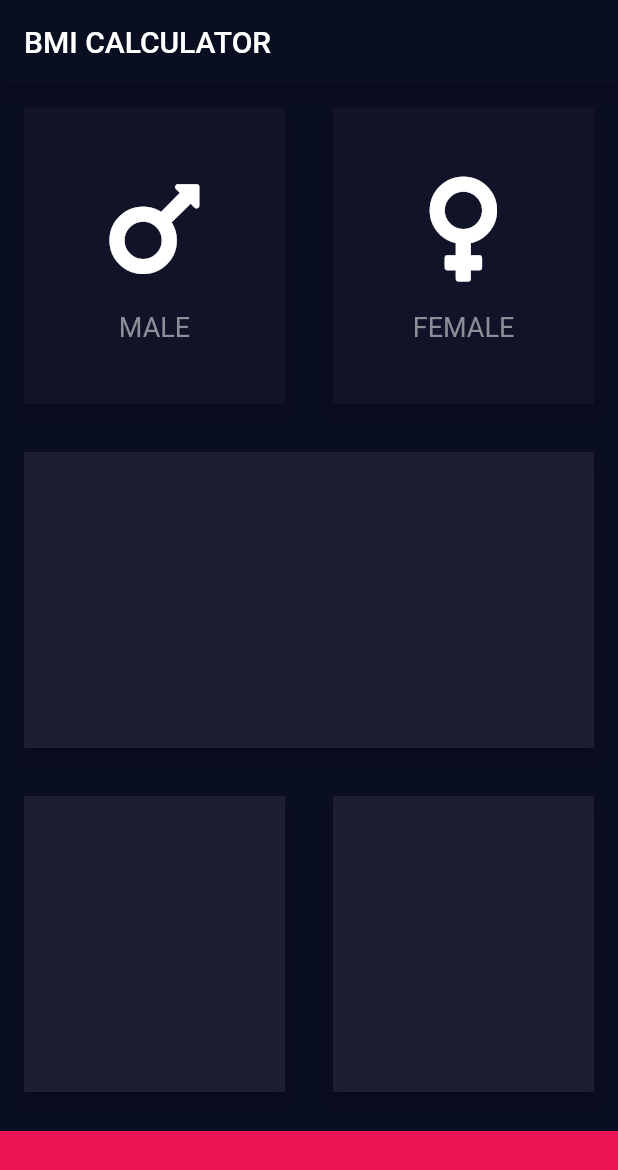
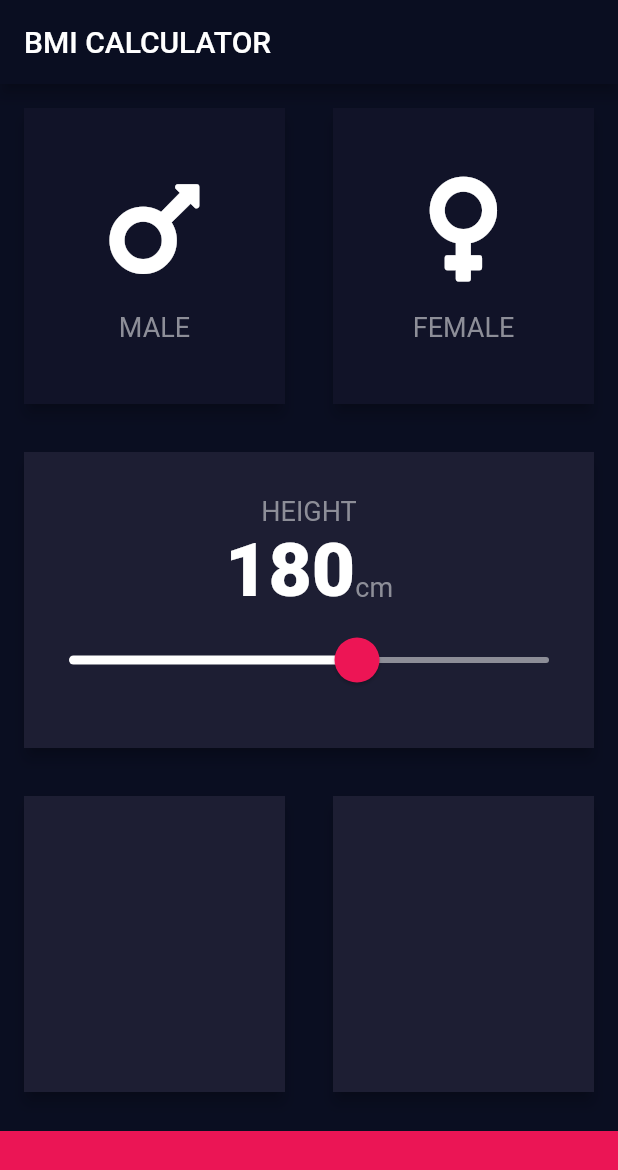
Before and after one commit to VivekV95/bmi-calculator-flutter, a Flutter app: the screen it shows after launch, on a phone screen of 412 x 824 dp. Shown: the top 1170 px of the screen. Run offline on Flutter 3.47's test engine with Material 2 defaults, Android fonts, the phone set to English and light mode, and no system bars; our stand-ins replace font_awesome_flutter.

Commit message:
Create slider that displays height

```diff
--- /dev/null
+++ b/lib/constants.dart
@@ -0,0 +1,19 @@
+import 'package:flutter/material.dart';
+
+const kLabelTextStyle = TextStyle(
+  fontSize: 18,
+  color: Color(0xff8d8e98),
+);
+
+const kMeasurementTextStyle = TextStyle(
+  fontSize: 50,
+  fontWeight: FontWeight.w900,
+);
+
+const kBottomContainerHeight = 70.0;
+const kActiveCardColor = 0xff1d1e33;
+const kInactiveCardColor = 0xff111328;
+const kBottomContainerColor = 0xffeb1555;
+
+const kMinSliderHeight = 120.0;
+const kMaxSliderHeight = 220.0;
--- a/lib/input_page.dart
+++ b/lib/input_page.dart
@@ -3,10 +3,7 @@ import 'package:bmi_calculator/reusable_card_content.dart';
 import 'package:flutter/material.dart';
 import 'package:font_awesome_flutter/font_awesome_flutter.dart';
 
-const bottomContainerHeight = 70.0;
-const activeCardColor = 0xff1d1e33;
-const inactiveCardColor = 0xff111328;
-const bottomContainerColor = 0xffeb1555;
+import 'constants.dart';
 
 enum Gender { male, female }
 
@@ -17,6 +14,7 @@ class InputPage extends StatefulWidget {
 
 class _InputPageState extends State<InputPage> {
   Gender gender;
+  int height = 180;
 
   @override
   Widget build(BuildContext context) {
@@ -25,6 +23,7 @@ class _InputPageState extends State<InputPage> {
         title: Text('BMI CALCULATOR'),
       ),
       body: Column(
+        crossAxisAlignment: CrossAxisAlignment.stretch,
         children: <Widget>[
           Expanded(
             child: Row(
@@ -38,8 +37,8 @@ class _InputPageState extends State<InputPage> {
                       });
                     },
                     cardColor: Color(gender == Gender.male
-                        ? activeCardColor
-                        : inactiveCardColor),
+                        ? kActiveCardColor
+                        : kInactiveCardColor),
                     cardChild: ReusableCardContent(
                       icon: Icon(
                         FontAwesomeIcons.mars,
@@ -57,8 +56,8 @@ class _InputPageState extends State<InputPage> {
                       });
                     },
                     cardColor: Color(gender == Gender.female
-                        ? activeCardColor
-                        : inactiveCardColor),
+                        ? kActiveCardColor
+                        : kInactiveCardColor),
                     cardChild: ReusableCardContent(
                       icon: Icon(
                         FontAwesomeIcons.venus,
@@ -72,26 +71,71 @@ class _InputPageState extends State<InputPage> {
             ),
           ),
           Expanded(
-            child: ReusableCard(cardColor: Color(activeCardColor)),
+            child: ReusableCard(
+              cardColor: Color(kActiveCardColor),
+              cardChild: Column(
+                mainAxisAlignment: MainAxisAlignment.center,
+                children: <Widget>[
+                  Text(
+                    'HEIGHT',
+                    style: kLabelTextStyle,
+                  ),
+                  Row(
+                    mainAxisAlignment: MainAxisAlignment.center,
+                    crossAxisAlignment: CrossAxisAlignment.baseline,
+                    textBaseline: TextBaseline.alphabetic,
+                    children: <Widget>[
+                      Text('$height', style: kMeasurementTextStyle),
+                      Text(
+                        'cm',
+                        style: kLabelTextStyle,
+                      )
+                    ],
+                  ),
+                  SliderTheme(
+                    data: SliderTheme.of(context).copyWith(
+                        activeTrackColor: Colors.white,
+                        inactiveTrackColor: Color(0xff8d8e98),
+                        thumbColor: Color(0xffed1555),
+                        overlayColor: Color(0x29ed1555),
+                        thumbShape: RoundSliderThumbShape(
+                          enabledThumbRadius: 15,
+                        ),
+                        overlayShape:
+                            RoundSliderOverlayShape(overlayRadius: 30)),
+                    child: Slider(
+                      value: height.toDouble(),
+                      min: kMinSliderHeight,
+                      max: kMaxSliderHeight,
+                      onChanged: (double newValue) {
+                        setState(() {
+                          height = newValue.round();
+                        });
+                      },
+                    ),
+                  )
+                ],
+              ),
+            ),
           ),
           Expanded(
             child: Row(
               mainAxisAlignment: MainAxisAlignment.spaceEvenly,
               children: <Widget>[
                 Expanded(
-                  child: ReusableCard(cardColor: Color(activeCardColor)),
+                  child: ReusableCard(cardColor: Color(kActiveCardColor)),
                 ),
                 Expanded(
-                  child: ReusableCard(cardColor: Color(activeCardColor)),
+                  child: ReusableCard(cardColor: Color(kActiveCardColor)),
                 ),
               ],
             ),
           ),
           Container(
-            color: Color(bottomContainerColor),
+            color: Color(kBottomContainerColor),
             margin: EdgeInsets.only(top: 10),
             width: double.infinity,
-            height: bottomContainerHeight,
+            height: kBottomContainerHeight,
           )
         ],
       ),
--- a/lib/reusable_card_content.dart
+++ b/lib/reusable_card_content.dart
@@ -1,3 +1,4 @@
+import 'package:bmi_calculator/constants.dart';
 import 'package:flutter/cupertino.dart';
 
 class ReusableCardContent extends StatelessWidget {
@@ -17,10 +18,7 @@ class ReusableCardContent extends StatelessWidget {
         ),
         Text(
           text,
-          style: TextStyle(
-            fontSize: 18,
-            color: Color(0xff8d8e98),
-          ),
+          style: kLabelTextStyle,
         )
       ],
     );
```
